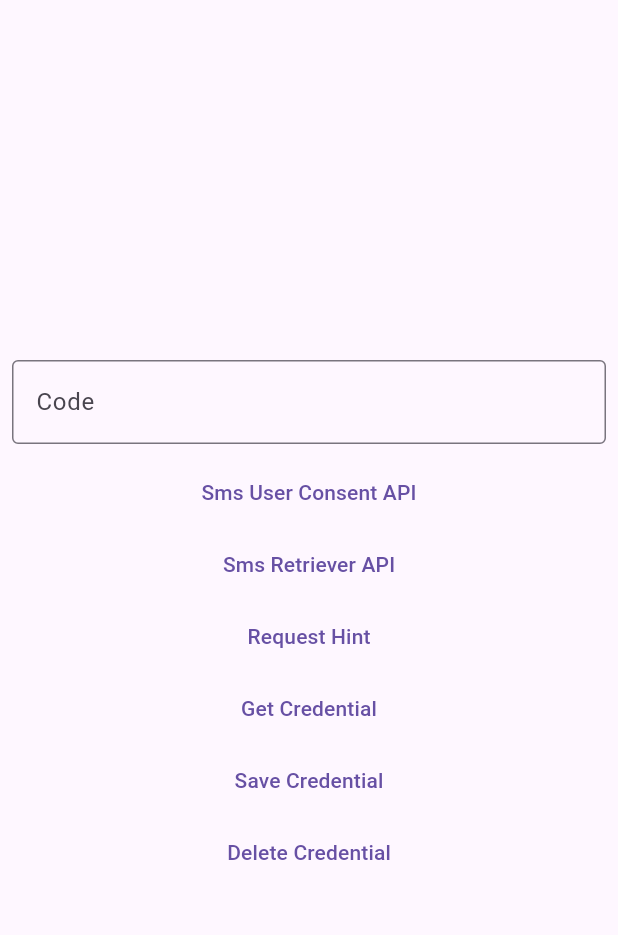
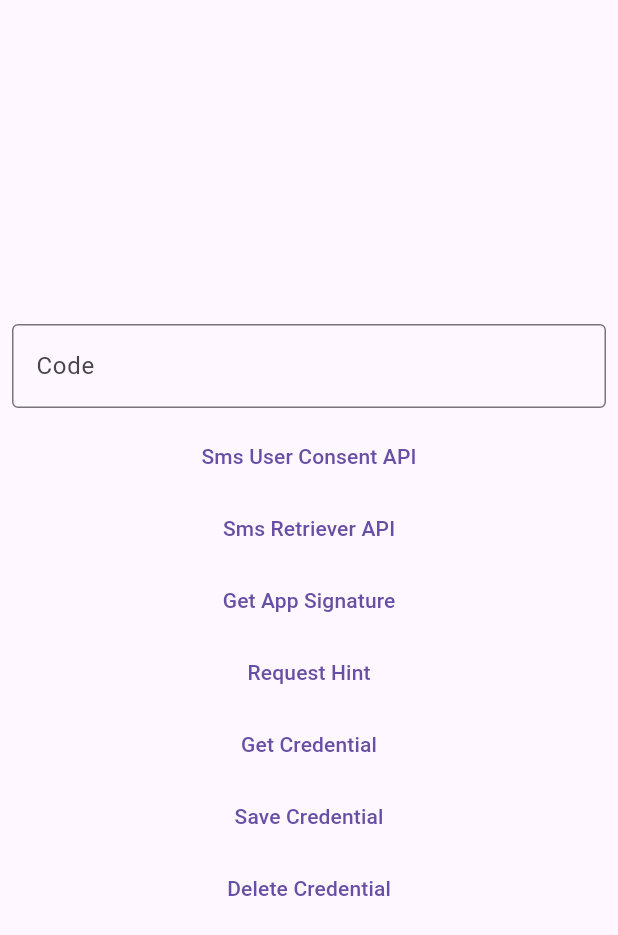
Before and after one commit to Tkko/flutter_smart_auth, a Flutter app: the screen it shows after launch, on a phone screen of 412 x 824 dp. Shown: the top 935 px of the screen. Run offline on Flutter 3.47's test engine with Material 3 defaults, Android fonts, the phone set to English and light mode, and no system bars.

Commit message:
Added getSignature in example app

```diff
--- a/example/lib/main.dart
+++ b/example/lib/main.dart
@@ -16,12 +16,7 @@ class MyApp extends StatefulWidget {
 class _MyAppState extends State<MyApp> {
   final smartAuth = SmartAuth();
   final pinputController = TextEditingController();
-
-  @override
-  void initState() {
-    super.initState();
-    getAppSignature();
-  }
+  String? appSignature;
 
   @override
   void dispose() {
@@ -32,6 +27,7 @@ class _MyAppState extends State<MyApp> {
 
   void getAppSignature() async {
     final res = await smartAuth.getAppSignature();
+    setState(() => appSignature = res);
     debugPrint('Signature: $res');
   }
 
@@ -125,9 +121,12 @@ class _MyAppState extends State<MyApp> {
         Locale('es', ''),
       ],
       home: Scaffold(
-        body: Column(
+        body: Center(
+          child: SingleChildScrollView(
+            child: Column(
               crossAxisAlignment: CrossAxisAlignment.stretch,
               mainAxisAlignment: MainAxisAlignment.center,
+              mainAxisSize: MainAxisSize.min,
               children: [
                 Padding(
                   padding: const EdgeInsets.all(8.0),
@@ -148,6 +147,15 @@ class _MyAppState extends State<MyApp> {
                   child: const Text('Sms Retriever API'),
                 ),
                 TextButton(
+                  onPressed: getAppSignature,
+                  child: const Text('Get App Signature'),
+                ),
+                if (appSignature != null)
+                  SelectableText(
+                    'App Signature: $appSignature',
+                    textAlign: TextAlign.center,
+                  ),
+                TextButton(
                   onPressed: requestHint,
                   child: const Text('Request Hint'),
                 ),
@@ -166,6 +174,8 @@ class _MyAppState extends State<MyApp> {
               ],
             ),
           ),
+        ),
+      ),
     );
   }
 }
```
Lines whose indentation alone changed are shown as unchanged.
